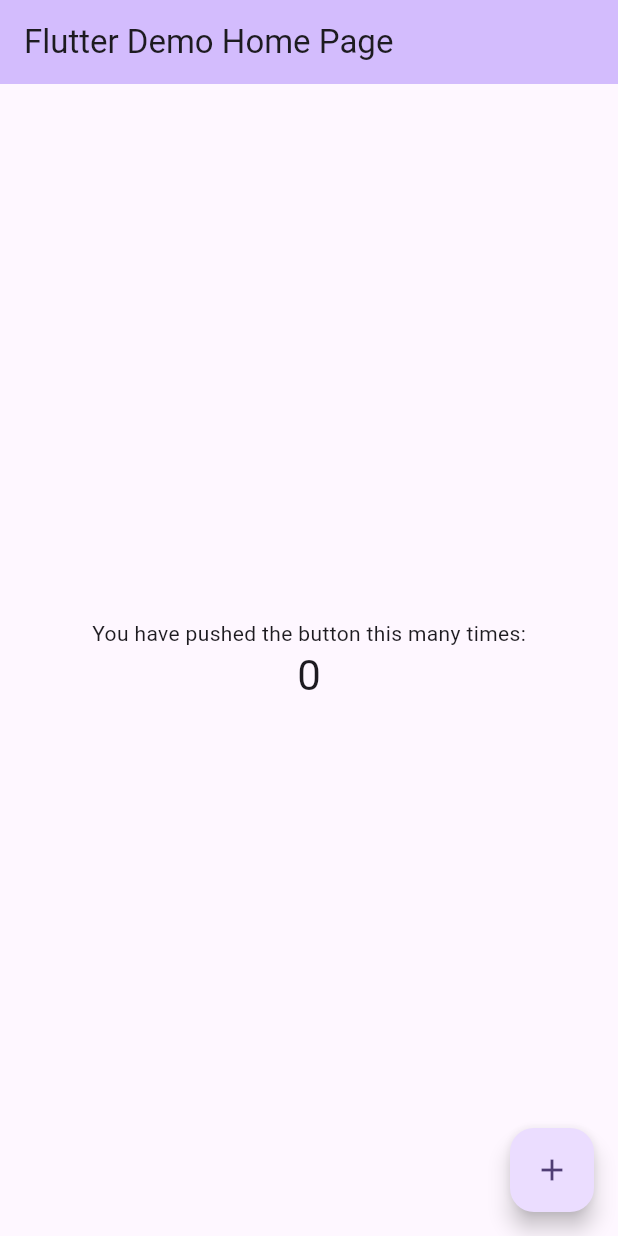
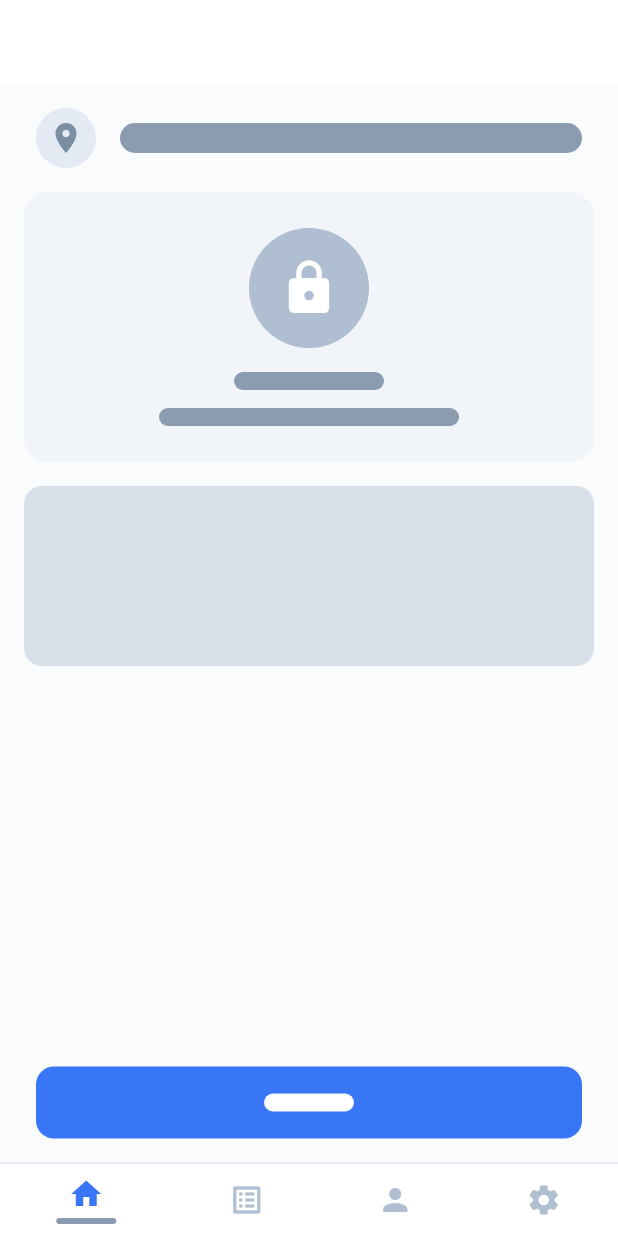
Before and after one commit to rzxyss/smart_lock_door, a Flutter app: the screen it shows after launch, on a phone screen of 412 x 824 dp. Run offline on Flutter 3.47's test engine with Material 3 defaults, Android fonts, the phone set to English and light mode, and no system bars.

Commit message:
feat(devs): menambahkan dashboard dan log aktifitas

```diff
--- a/lib/main.dart
+++ b/lib/main.dart
@@ -1,4 +1,5 @@
 import 'package:flutter/material.dart';
+import 'pages/dashboard.dart';
 
 void main() {
   runApp(const MyApp());
@@ -30,93 +31,7 @@
         // tested with just a hot reload.
         colorScheme: ColorScheme.fromSeed(seedColor: Colors.deepPurple),
       ),
-      home: const MyHomePage(title: 'Flutter Demo Home Page'),
+      home: const DashboardPage(),
     );
   }
 }
-
-class MyHomePage extends StatefulWidget {
-  const MyHomePage({super.key, required this.title});
-
-  // This widget is the home page of your application. It is stateful, meaning
-  // that it has a State object (defined below) that contains fields that affect
-  // how it looks.
-
-  // This class is the configuration for the state. It holds the values (in this
-  // case the title) provided by the parent (in this case the App widget) and
-  // used by the build method of the State. Fields in a Widget subclass are
-  // always marked "final".
-
-  final String title;
-
-  @override
-  State<MyHomePage> createState() => _MyHomePageState();
-}
-
-class _MyHomePageState extends State<MyHomePage> {
-  int _counter = 0;
-
-  void _incrementCounter() {
-    setState(() {
-      // This call to setState tells the Flutter framework that something has
-      // changed in this State, which causes it to rerun the build method below
-      // so that the display can reflect the updated values. If we changed
-      // _counter without calling setState(), then the build method would not be
-      // called again, and so nothing would appear to happen.
-      _counter++;
-    });
-  }
-
-  @override
-  Widget build(BuildContext context) {
-    // This method is rerun every time setState is called, for instance as done
-    // by the _incrementCounter method above.
-    //
-    // The Flutter framework has been optimized to make rerunning build methods
-    // fast, so that you can just rebuild anything that needs updating rather
-    // than having to individually change instances of widgets.
-    return Scaffold(
-      appBar: AppBar(
-        // TRY THIS: Try changing the color here to a specific color (to
-        // Colors.amber, perhaps?) and trigger a hot reload to see the AppBar
-        // change color while the other colors stay the same.
-        backgroundColor: Theme.of(context).colorScheme.inversePrimary,
-        // Here we take the value from the MyHomePage object that was created by
-        // the App.build method, and use it to set our appbar title.
-        title: Text(widget.title),
-      ),
-      body: Center(
-        // Center is a layout widget. It takes a single child and positions it
-        // in the middle of the parent.
-        child: Column(
-          // Column is also a layout widget. It takes a list of children and
-          // arranges them vertically. By default, it sizes itself to fit its
-          // children horizontally, and tries to be as tall as its parent.
-          //
-          // Column has various properties to control how it sizes itself and
-          // how it positions its children. Here we use mainAxisAlignment to
-          // center the children vertically; the main axis here is the vertical
-          // axis because Columns are vertical (the cross axis would be
-          // horizontal).
-          //
-          // TRY THIS: Invoke "debug painting" (choose the "Toggle Debug Paint"
-          // action in the IDE, or press "p" in the console), to see the
-          // wireframe for each widget.
-          mainAxisAlignment: MainAxisAlignment.center,
-          children: <Widget>[
-            const Text('You have pushed the button this many times:'),
-            Text(
-              '$_counter',
-              style: Theme.of(context).textTheme.headlineMedium,
-            ),
-          ],
-        ),
-      ),
-      floatingActionButton: FloatingActionButton(
-        onPressed: _incrementCounter,
-        tooltip: 'Increment',
-        child: const Icon(Icons.add),
-      ), // This trailing comma makes auto-formatting nicer for build methods.
-    );
-  }
-}
--- /dev/null
+++ b/lib/pages/dashboard.dart
@@ -0,0 +1,230 @@
+import 'package:flutter/material.dart';
+import 'activity_log.dart';
+
+class DashboardPage extends StatelessWidget {
+  const DashboardPage({Key? key}) : super(key: key);
+
+  @override
+  Widget build(BuildContext context) {
+    return Scaffold(
+      backgroundColor: const Color(0xFFF9FBFD),
+      appBar: AppBar(
+        backgroundColor: Colors.white,
+        elevation: 0,
+        centerTitle: false,
+        iconTheme: const IconThemeData(color: Colors.black),
+      ),
+      body: Column(
+        children: [
+          const SizedBox(height: 16),
+          // Location and status bar
+          Padding(
+            padding: const EdgeInsets.symmetric(horizontal: 24.0),
+            child: Row(
+              children: [
+                Container(
+                  decoration: BoxDecoration(
+                    color: const Color(0xFFE3EAF3),
+                    borderRadius: BorderRadius.circular(100),
+                  ),
+                  padding: const EdgeInsets.all(8),
+                  child: const Icon(
+                    Icons.location_on,
+                    color: Color(0xFF7B8FA1),
+                  ),
+                ),
+                const SizedBox(width: 16),
+                Expanded(
+                  child: Container(
+                    height: 20,
+                    decoration: BoxDecoration(
+                      color: const Color(0xFF8B9CB0),
+                      borderRadius: BorderRadius.circular(20),
+                    ),
+                  ),
+                ),
+              ],
+            ),
+          ),
+          const SizedBox(height: 16),
+          // Lock status card
+          Padding(
+            padding: const EdgeInsets.symmetric(horizontal: 16.0),
+            child: Container(
+              width: double.infinity,
+              decoration: BoxDecoration(
+                color: const Color(0xFFF1F4F8),
+                borderRadius: BorderRadius.circular(16),
+              ),
+              padding: const EdgeInsets.symmetric(vertical: 24),
+              child: Column(
+                children: [
+                  Container(
+                    width: 80,
+                    height: 80,
+                    decoration: BoxDecoration(
+                      color: const Color(0xFFB0BED1),
+                      shape: BoxShape.circle,
+                    ),
+                    child: const Icon(
+                      Icons.lock,
+                      size: 40,
+                      color: Colors.white,
+                    ),
+                  ),
+                  const SizedBox(height: 16),
+                  Container(
+                    width: 100,
+                    height: 12,
+                    decoration: BoxDecoration(
+                      color: const Color(0xFF8B9CB0),
+                      borderRadius: BorderRadius.circular(8),
+                    ),
+                  ),
+                  const SizedBox(height: 12),
+                  Container(
+                    width: 200,
+                    height: 12,
+                    decoration: BoxDecoration(
+                      color: const Color(0xFF8B9CB0),
+                      borderRadius: BorderRadius.circular(8),
+                    ),
+                  ),
+                ],
+              ),
+            ),
+          ),
+          const SizedBox(height: 16),
+          // Activity log placeholder
+          Padding(
+            padding: const EdgeInsets.symmetric(horizontal: 16.0),
+            child: Container(
+              width: double.infinity,
+              height: 120,
+              decoration: BoxDecoration(
+                color: const Color(0xFFD7DFE8),
+                borderRadius: BorderRadius.circular(12),
+              ),
+            ),
+          ),
+          const Spacer(),
+          // Unlock button
+          Padding(
+            padding: const EdgeInsets.symmetric(horizontal: 24.0, vertical: 8),
+            child: Container(
+              height: 48,
+              decoration: BoxDecoration(
+                color: const Color(0xFF3976F6),
+                borderRadius: BorderRadius.circular(12),
+              ),
+              child: Center(
+                child: Container(
+                  width: 60,
+                  height: 12,
+                  decoration: BoxDecoration(
+                    color: Colors.white,
+                    borderRadius: BorderRadius.circular(8),
+                  ),
+                ),
+              ),
+            ),
+          ),
+          const SizedBox(height: 8),
+        ],
+      ),
+      bottomNavigationBar: _BottomNavBar(selectedIndex: 0),
+    );
+  }
+}
+
+class _BottomNavBar extends StatelessWidget {
+  final int selectedIndex;
+  const _BottomNavBar({required this.selectedIndex});
+
+  void _onTap(BuildContext context, int index) {
+    if (index == selectedIndex) return;
+    if (index == 0) {
+      Navigator.of(context).pushReplacement(
+        MaterialPageRoute(builder: (_) => const DashboardPage()),
+      );
+    } else if (index == 1) {
+      Navigator.of(context).pushReplacement(
+        MaterialPageRoute(builder: (_) => const ActivityLogPage()),
+      );
+    }
+    // Tambah navigasi lain jika perlu
+  }
+
+  @override
+  Widget build(BuildContext context) {
+    return Container(
+      decoration: const BoxDecoration(
+        color: Colors.white,
+        border: Border(top: BorderSide(color: Color(0xFFE3EAF3), width: 1)),
+      ),
+      padding: const EdgeInsets.symmetric(vertical: 8),
+      child: Row(
+        mainAxisAlignment: MainAxisAlignment.spaceAround,
+        children: [
+          _NavBarIcon(
+            icon: Icons.home,
+            selected: selectedIndex == 0,
+            onTap: () => _onTap(context, 0),
+          ),
+          _NavBarIcon(
+            icon: Icons.list_alt,
+            selected: selectedIndex == 1,
+            onTap: () => _onTap(context, 1),
+          ),
+          _NavBarIcon(
+            icon: Icons.person,
+            selected: selectedIndex == 2,
+            onTap: () {},
+          ),
+          _NavBarIcon(
+            icon: Icons.settings,
+            selected: selectedIndex == 3,
+            onTap: () {},
+          ),
+        ],
+      ),
+    );
+  }
+}
+
+class _NavBarIcon extends StatelessWidget {
+  final IconData icon;
+  final bool selected;
+  final VoidCallback onTap;
+  const _NavBarIcon({
+    required this.icon,
+    this.selected = false,
+    required this.onTap,
+  });
+
+  @override
+  Widget build(BuildContext context) {
+    return GestureDetector(
+      onTap: onTap,
+      child: Column(
+        mainAxisSize: MainAxisSize.min,
+        children: [
+          Icon(
+            icon,
+            color: selected ? const Color(0xFF3976F6) : const Color(0xFFB0BED1),
+          ),
+          if (selected)
+            Container(
+              margin: const EdgeInsets.only(top: 4),
+              width: 40,
+              height: 4,
+              decoration: BoxDecoration(
+                color: const Color(0xFF8B9CB0),
+                borderRadius: BorderRadius.circular(4),
+              ),
+            ),
+        ],
+      ),
+    );
+  }
+}
```
Also changed, not shown: lib/pages/activity_log.dart (added, +253 -0 lines), lib/pages/form_user.dart (added), lib/pages/profile.dart (added), lib/pages/setting.dart (added), lib/pages/user_management.dart (added).
